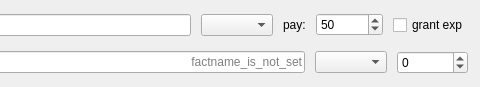
First picture: the form in UI/SocketSettingsForm.ui, repository nikich340/W3YmlSceneEditor, before the edit; both pictures show x 446 to 926 and y 0 to 87 of the 926 by 87 pixel window.
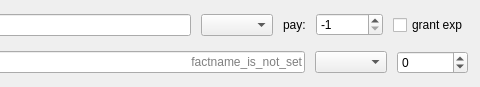
Second picture: the form after the edit.

Patch:
```diff
--- a/UI/SocketSettingsForm.ui
+++ b/UI/SocketSettingsForm.ui
@@ -159,11 +159,14 @@
         </item>
         <item>
          <widget class="QSpinBox" name="actionPaySpin">
+          <property name="minimum">
+           <number>-1</number>
+          </property>
           <property name="maximum">
            <number>999999999</number>
           </property>
           <property name="value">
-           <number>50</number>
+           <number>-1</number>
           </property>
          </widget>
         </item>
```
